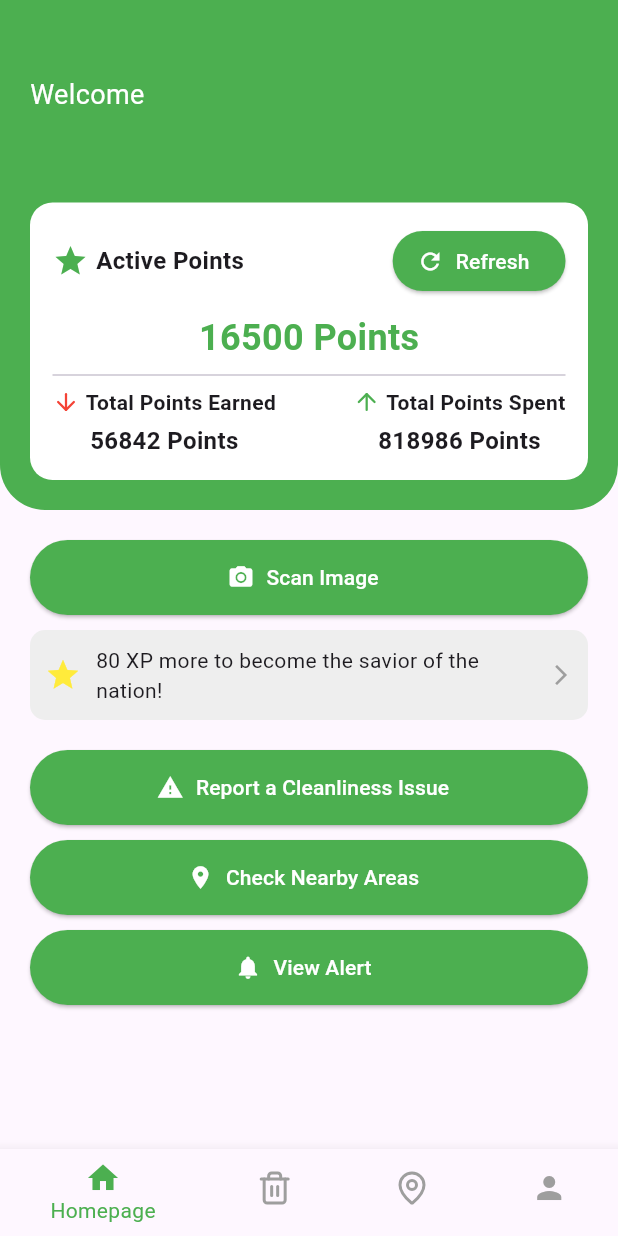
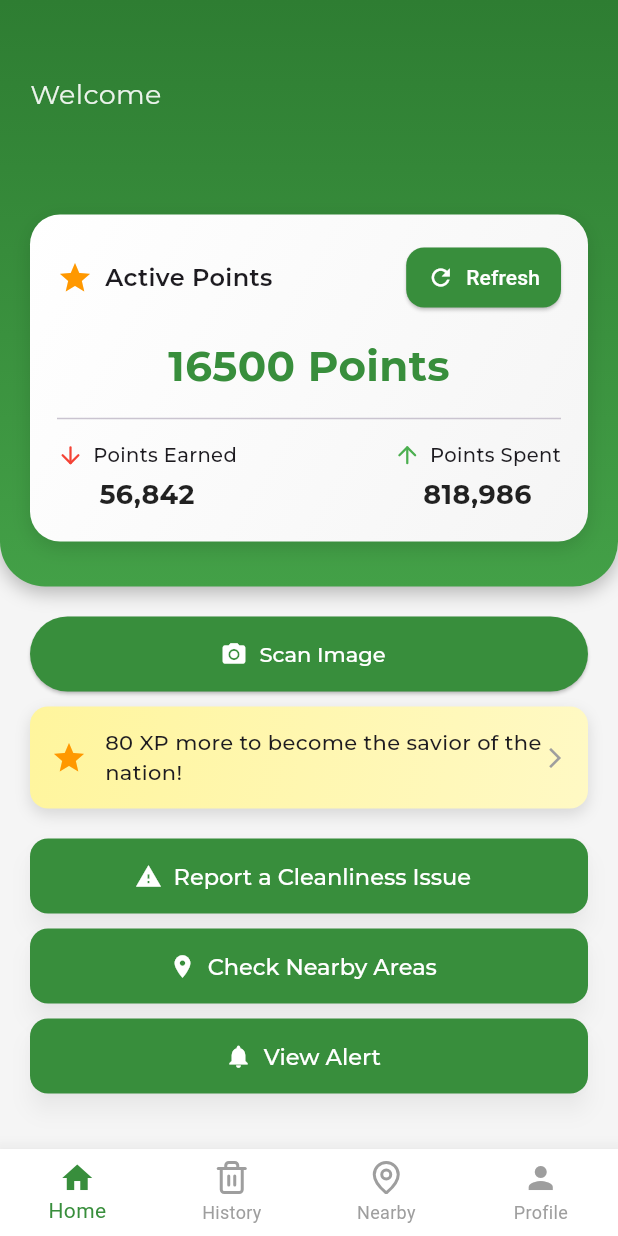
Before and after one commit to danishistired/EcoMitra, a Flutter app: the screen it shows after launch, after a tap on "Continue", on a phone screen of 412 x 824 dp. Run offline on Flutter 3.47's test engine with Material 3 defaults, Android fonts, the phone set to English and light mode, and no system bars; our stand-ins replace flutter_map, geolocator, google_fonts, image_picker, latlong2, lucide_icons.

Commit message:
improved the app visually

```diff
--- a/lib/home_screen.dart
+++ b/lib/home_screen.dart
@@ -1,5 +1,6 @@
 import 'package:flutter/material.dart';
 import 'package:lucide_icons/lucide_icons.dart';
+import 'package:google_fonts/google_fonts.dart';
 import 'scan_screen.dart';
 import 'history_screen.dart';
 import 'nearby_screen.dart';
@@ -7,7 +8,7 @@ import 'nearby_screen.dart';
 class HomeScreen extends StatefulWidget {
   final String username;
 
-  HomeScreen({required this.username});
+  const HomeScreen({super.key, required this.username});
 
   @override
   State<HomeScreen> createState() => _HomeScreenState();
@@ -29,21 +30,23 @@ class _HomeScreenState extends State<HomeScreen> {
       _buildMainHome(context),
       HistoryScreen(),
       NearbyScreen(),
-      Center(child: Text("Nearby Areas")),
-      Center(child: Text("Profile")),
+      const Center(child: Text("Profile")),
     ];
 
     return Scaffold(
+      backgroundColor: Colors.grey[100],
       body: _screens[_currentIndex],
       bottomNavigationBar: BottomNavigationBar(
         currentIndex: _currentIndex,
         onTap: (index) => setState(() => _currentIndex = index),
         backgroundColor: Colors.white,
-        selectedItemColor: Colors.green,
+        selectedItemColor: Colors.green.shade700,
         unselectedItemColor: Colors.grey,
-        items: [
-          BottomNavigationBarItem(icon: Icon(Icons.home), label: "Homepage"),
-          BottomNavigationBarItem(icon: Icon(LucideIcons.trash), label: "Trash"),
+        type: BottomNavigationBarType.fixed,
+        elevation: 12,
+        items: const [
+          BottomNavigationBarItem(icon: Icon(Icons.home), label: "Home"),
+          BottomNavigationBarItem(icon: Icon(LucideIcons.trash2), label: "History"),
           BottomNavigationBarItem(icon: Icon(LucideIcons.mapPin), label: "Nearby"),
           BottomNavigationBarItem(icon: Icon(Icons.person), label: "Profile"),
         ],
@@ -56,25 +59,65 @@ class _HomeScreenState extends State<HomeScreen> {
       child: Column(
         crossAxisAlignment: CrossAxisAlignment.start,
         children: [
-          Container(
-            padding: EdgeInsets.only(top: 50, left: 20, right: 20, bottom: 20),
+          _buildHeader(),
+          const SizedBox(height: 20),
+          _buildScanButton(),
+          const SizedBox(height: 10),
+          _buildXPCard(),
+          const SizedBox(height: 20),
+          _buildActions(),
+        ],
+      ),
+    );
+  }
+
+  Widget _buildHeader() {
+    return Container(
+      padding: const EdgeInsets.only(top: 50, left: 20, right: 20, bottom: 30),
       decoration: BoxDecoration(
-              color: Colors.green,
-              borderRadius: BorderRadius.vertical(bottom: Radius.circular(30)),
+        gradient: LinearGradient(
+          colors: [Colors.green.shade800, Colors.green.shade600],
+          begin: Alignment.topCenter,
+          end: Alignment.bottomCenter,
+        ),
+        borderRadius: const BorderRadius.vertical(bottom: Radius.circular(30)),
+        boxShadow: const [
+          BoxShadow(color: Colors.black26, blurRadius: 10, offset: Offset(0, 4)),
+        ],
       ),
       child: Column(
         crossAxisAlignment: CrossAxisAlignment.start,
         children: [
-                Text("Welcome", style: TextStyle(fontSize: 18, color: Colors.white)),
-                SizedBox(height: 5),
+          Text("Welcome",
+              style: GoogleFonts.montserrat(
+                  fontSize: 18, color: Colors.white.withOpacity(0.9))),
+          const SizedBox(height: 5),
           Text(widget.username,
-                    style: TextStyle(fontSize: 24, fontWeight: FontWeight.bold, color: Colors.white)),
-                SizedBox(height: 20),
-                Container(
-                  padding: EdgeInsets.all(15),
+              style: GoogleFonts.montserrat(
+                  fontSize: 26,
+                  fontWeight: FontWeight.w600,
+                  color: Colors.white)),
+          const SizedBox(height: 25),
+          _buildPointsCard(),
+        ],
+      ),
+    );
+  }
+
+  Widget _buildPointsCard() {
+    return Container(
+      width: double.infinity,
+      padding: const EdgeInsets.all(18),
       decoration: BoxDecoration(
-                    color: Colors.white,
-                    borderRadius: BorderRadius.circular(15),
+        gradient: LinearGradient(
+          colors: [Colors.white, Colors.grey.shade100],
+          begin: Alignment.topLeft,
+          end: Alignment.bottomRight,
+        ),
+        borderRadius: BorderRadius.circular(20),
+        boxShadow: const [
+          BoxShadow(color: Colors.black12, blurRadius: 10, offset: Offset(0, 4)),
+        ],
       ),
       child: Column(
         children: [
@@ -83,74 +126,81 @@ class _HomeScreenState extends State<HomeScreen> {
             children: [
               Row(
                 children: [
-                              Icon(Icons.star, color: Colors.green),
-                              SizedBox(width: 5),
+                  const Icon(Icons.star, color: Colors.orange),
+                  const SizedBox(width: 8),
                   Text("Active Points",
-                                  style: TextStyle(fontSize: 16, fontWeight: FontWeight.bold)),
+                      style: GoogleFonts.montserrat(
+                          fontSize: 16, fontWeight: FontWeight.w600)),
                 ],
               ),
               ElevatedButton.icon(
                 onPressed: () {},
-                            icon: Icon(Icons.refresh, size: 18),
-                            label: Text("Refresh"),
+                icon: const Icon(Icons.refresh, size: 18),
+                label: const Text("Refresh"),
                 style: ElevatedButton.styleFrom(
-                              backgroundColor: Colors.green,
+                  backgroundColor: Colors.green.shade700,
                   foregroundColor: Colors.white,
+                  padding: const EdgeInsets.symmetric(horizontal: 14, vertical: 10),
+                  shape: RoundedRectangleBorder(
+                    borderRadius: BorderRadius.circular(12),
+                  ),
                 ),
               ),
             ],
           ),
-                      SizedBox(height: 10),
+          const SizedBox(height: 15),
           Text(
             "$_activePoints Points",
-                        style: TextStyle(fontSize: 24, fontWeight: FontWeight.bold, color: Colors.green),
+            style: GoogleFonts.montserrat(
+              fontSize: 28,
+              fontWeight: FontWeight.bold,
+              color: Colors.green.shade700,
             ),
-                      Divider(),
+          ),
+          const Divider(height: 30),
           Row(
             mainAxisAlignment: MainAxisAlignment.spaceBetween,
             children: [
-                          Column(
-                            crossAxisAlignment: CrossAxisAlignment.center,
-                            children: [
-                              Row(
-                                children: [
-                                  Icon(LucideIcons.arrowDown, color: Colors.red, size: 18),
-                                  SizedBox(width: 4),
-                                  Text("Total Points Earned",
-                                      style: TextStyle(fontSize: 14, fontWeight: FontWeight.bold)),
-                                ],
+              _buildStat(
+                icon: LucideIcons.arrowDown,
+                label: "Points Earned",
+                value: "56,842",
+                color: Colors.red,
               ),
-                              SizedBox(height: 4),
-                              Text("56842 Points",
-                                  style: TextStyle(fontSize: 16, fontWeight: FontWeight.bold)),
-                            ],
-                          ),
-                          Column(
-                            crossAxisAlignment: CrossAxisAlignment.center,
-                            children: [
-                              Row(
-                                children: [
-                                  Icon(LucideIcons.arrowUp, color: Colors.green, size: 18),
-                                  SizedBox(width: 4),
-                                  Text("Total Points Spent",
-                                      style: TextStyle(fontSize: 14, fontWeight: FontWeight.bold)),
-                                ],
-                              ),
-                              SizedBox(height: 4),
-                              Text("818986 Points",
-                                  style: TextStyle(fontSize: 16, fontWeight: FontWeight.bold)),
-                            ],
+              _buildStat(
+                icon: LucideIcons.arrowUp,
+                label: "Points Spent",
+                value: "818,986",
+                color: Colors.green,
               ),
             ],
           ),
         ],
       ),
-                ),
+    );
+  }
+
+  Widget _buildStat({required IconData icon, required String label, required String value, required Color color}) {
+    return Column(
+      children: [
+        Row(
+          children: [
+            Icon(icon, color: color, size: 18),
+            const SizedBox(width: 6),
+            Text(label,
+                style: GoogleFonts.montserrat(fontWeight: FontWeight.w500, fontSize: 13)),
           ],
         ),
-          ),
-          SizedBox(height: 20),
-          Padding(
+        const SizedBox(height: 4),
+        Text(value,
+            style: GoogleFonts.montserrat(
+                fontSize: 18, fontWeight: FontWeight.bold, color: Colors.black87)),
+      ],
+    );
+  }
+
+  Widget _buildScanButton() {
+    return Padding(
       padding: const EdgeInsets.symmetric(horizontal: 20),
       child: ElevatedButton.icon(
         onPressed: () {
@@ -161,45 +211,59 @@ class _HomeScreenState extends State<HomeScreen> {
             ),
           );
         },
-              icon: Icon(Icons.camera_alt, color: Colors.white),
-              label: Text("Scan Image"),
+        icon: const Icon(Icons.camera_alt),
+        label: const Text("Scan Image"),
         style: ElevatedButton.styleFrom(
-                backgroundColor: Colors.green,
+          backgroundColor: Colors.green.shade700,
           foregroundColor: Colors.white,
-                minimumSize: Size(double.infinity, 50),
+          minimumSize: const Size(double.infinity, 50),
+          textStyle: GoogleFonts.montserrat(fontWeight: FontWeight.w500),
         ),
       ),
-          ),
-          SizedBox(height: 10),
-          Padding(
+    );
+  }
+
+  Widget _buildXPCard() {
+    return Padding(
       padding: const EdgeInsets.symmetric(horizontal: 20),
       child: Container(
-              padding: EdgeInsets.all(10),
+        padding: const EdgeInsets.all(14),
         decoration: BoxDecoration(
-                color: Colors.grey[200],
-                borderRadius: BorderRadius.circular(10),
+          gradient: LinearGradient(
+            colors: [Colors.yellow.shade200, Colors.yellow.shade100],
+            begin: Alignment.topLeft,
+            end: Alignment.bottomRight,
+          ),
+          borderRadius: BorderRadius.circular(12),
+          boxShadow: const [
+            BoxShadow(color: Colors.black12, blurRadius: 8, offset: Offset(0, 4)),
+          ],
         ),
         child: Row(
           children: [
-                  Icon(Icons.star, color: Colors.yellow),
-                  SizedBox(width: 10),
-                  Expanded(child: Text("80 XP more to become the savior of the nation!")),
-                  Icon(Icons.arrow_forward_ios, size: 16, color: Colors.grey),
+            const Icon(Icons.star, color: Colors.orange),
+            const SizedBox(width: 12),
+            Expanded(
+              child: Text(
+                "80 XP more to become the savior of the nation!",
+                style: GoogleFonts.montserrat(fontSize: 14, fontWeight: FontWeight.w500),
+              ),
+            ),
+            const Icon(Icons.arrow_forward_ios, size: 16, color: Colors.grey),
           ],
         ),
       ),
-          ),
-          SizedBox(height: 20),
-          Padding(
+    );
+  }
+
+  Widget _buildActions() {
+    return Padding(
       padding: const EdgeInsets.symmetric(horizontal: 20),
       child: Column(
         children: [
           _buildActionButton("Report a Cleanliness Issue", Icons.report_problem),
           _buildActionButton("Check Nearby Areas", Icons.location_on),
           _buildActionButton("View Alert", Icons.notifications),
-              ],
-            ),
-          ),
         ],
       ),
     );
@@ -210,12 +274,18 @@ class _HomeScreenState extends State<HomeScreen> {
       padding: const EdgeInsets.only(bottom: 10),
       child: ElevatedButton.icon(
         onPressed: () {},
-        icon: Icon(icon, color: Colors.white),
+        icon: Icon(icon),
         label: Text(text),
         style: ElevatedButton.styleFrom(
-          backgroundColor: Colors.green,
+          backgroundColor: Colors.green.shade700,
           foregroundColor: Colors.white,
-          minimumSize: Size(double.infinity, 50),
+          minimumSize: const Size(double.infinity, 50),
+          textStyle: GoogleFonts.montserrat(fontSize: 15, fontWeight: FontWeight.w500),
+          shape: RoundedRectangleBorder(
+            borderRadius: BorderRadius.circular(12),
+          ),
+          shadowColor: Colors.black26,
+          elevation: 6,
         ),
       ),
     );
--- a/pubspec.yaml
+++ b/pubspec.yaml
@@ -43,6 +43,7 @@ dependencies:
   latlong2: ^0.9.1
   shared_preferences: ^2.2.2
   path_provider: ^2.1.2
+  google_fonts: ^6.1.0
 
 dev_dependencies:
   flutter_test:
```
Also changed, not shown: pubspec.lock. Lines whose indentation alone changed are shown as unchanged.
